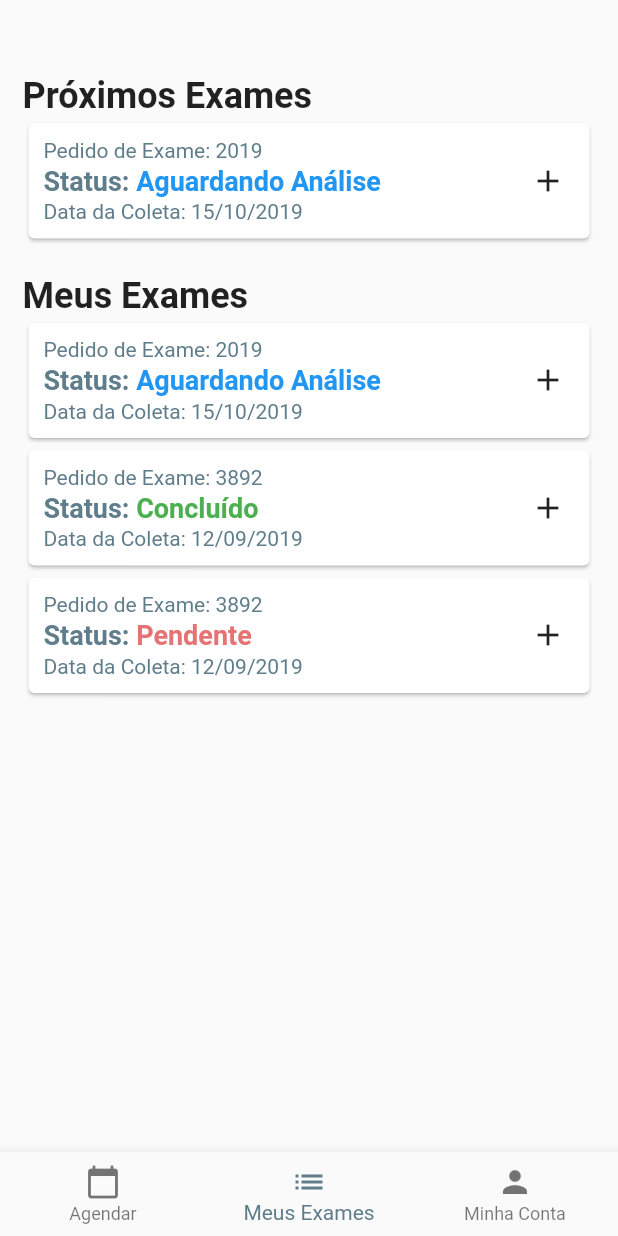
After one commit to elissoncarvalho/ux-lab-aplicativo, a Flutter app: the NavBar screen opened by its route, on a phone screen of 412 x 824 dp. The commit adds this screen. Run offline on Flutter 3.47's test engine with Material 2 defaults, Android fonts, the phone set to English and light mode, and no system bars; our stand-ins replace date_format; Roboto replaces fonts that are missing (TrajanPro).

Commit message:
Finalizando Tela de Navegaçao Principal

```diff
--- /dev/null
+++ b/lib/Pages/MeusExamesPage.dart
@@ -0,0 +1,84 @@
+import 'package:flutter/material.dart';
+import 'package:uxlab/Models/Exame.dart';
+import 'package:uxlab/Widgets/UxCard.dart';
+
+class MeusExamesPage extends StatelessWidget {
+  MeusExamesPage() : super();
+  @override
+  Widget build(BuildContext context) {
+    return ListView(
+        padding: const EdgeInsets.only(top: 50, right: 15, left: 15),
+        children: [
+          Padding(
+            padding: const EdgeInsets.only(bottom: 20),
+            child: Column(
+              children: <Widget>[
+                Row(
+                  children: <Widget>[
+                    Text(
+                        'Próximos Exames',
+                        style: TextStyle(
+                          fontSize: 24,
+                          fontWeight: FontWeight.bold,
+                        ),
+                      ),
+                  ],
+                ),
+                UxCard(
+                  ambiente: 'teste',
+                  exame: Exame(
+                    idExame: 12,
+                    codExame: 2019,
+                    status: 'aguardando_analise',
+                    dataColeta: DateTime.parse('2019-10-15'),
+                  ),
+                ),
+              ],
+            ),
+          ),
+          Column(
+            children: <Widget>[
+              Row(
+                children: <Widget>[
+                  Text(
+                      'Meus Exames',
+                      style: TextStyle(
+                        fontSize: 24,
+                        fontWeight: FontWeight.bold,
+                      ),
+                    ),
+                ],
+              ),
+              UxCard(
+                ambiente: 'teste',
+                exame: Exame(
+                  idExame: 12,
+                  codExame: 2019,
+                  status: 'aguardando_analise',
+                  dataColeta: DateTime.parse('2019-10-15'),
+                ),
+              ),
+              UxCard(
+                ambiente: 'teste',
+                exame: Exame(
+                  idExame: 11,
+                  codExame: 3892,
+                  status: 'concluido',
+                  dataColeta: DateTime.parse('2019-09-12'),
+                ),
+              ),
+              UxCard(
+                ambiente: 'teste',
+                exame: Exame(
+                  idExame: 11,
+                  codExame: 3892,
+                  status: 'pendente',
+                  dataColeta: DateTime.parse('2019-09-12'),
+                ),
+              ),
+            ],
+          ),
+        ],
+    );
+  }
+}
--- a/lib/Pages/NavBar.dart
+++ b/lib/Pages/NavBar.dart
@@ -1,95 +1,34 @@
 import 'package:flutter/material.dart';
-import 'package:uxlab/Models/Exame.dart';
-import 'package:uxlab/Widgets/UxCard.dart';
+import 'package:uxlab/Pages/MeusExamesPage.dart';
 
-class NavBar extends StatelessWidget {
+class NavBar extends StatefulWidget {
   NavBar({Key key}) : super(key: key);
 
+  @override
+  _NavBarState createState() => _NavBarState();
+}
 
+class _NavBarState extends State<NavBar> {
   int _selectedIndex = 1;
+  static var _widgetOptions = {
+    0: Text('Tela de Agendamento'),
+    1: MeusExamesPage(),
+    2: Text('Tela de Perfil'),
+  };
 
+  void _onItemTapped(int index) {
+    setState(() {
+      _selectedIndex = index;
+    });
+  }
 
   @override
   Widget build(BuildContext context) {
     return Scaffold(
-      backgroundColor: Colors.white,
-      body: ListView(
-        padding: const EdgeInsets.only(top: 50, right: 15, left: 15),
-        children: [
-          Padding(
-            padding: const EdgeInsets.only(bottom: 20),
-            child: Column(
-              children: <Widget>[
-                Row(
-                  children: <Widget>[
-                    Text(
-                        'Próximos Exames',
-                        style: TextStyle(
-                          fontSize: 24,
-                          fontWeight: FontWeight.bold,
-                        ),
-                      ),
-                  ],
-                ),
-                UxCard(
-                  ambiente: 'teste',
-                  exame: Exame(
-                    idExame: 12,
-                    codExame: 2019,
-                    status: 'aguardando_analise',
-                    dataColeta: DateTime.parse('2019-10-15'),
-                  ),
-                ),
-              ],
-            ),
-          ),
-          Column(
-            children: <Widget>[
-              Row(
-                children: <Widget>[
-                  Text(
-                      'Meus Exames',
-                      style: TextStyle(
-                        fontSize: 24,
-                        fontWeight: FontWeight.bold,
-                      ),
-                    ),
-                ],
-              ),
-              UxCard(
-                ambiente: 'teste',
-                exame: Exame(
-                  idExame: 12,
-                  codExame: 2019,
-                  status: 'aguardando_analise',
-                  dataColeta: DateTime.parse('2019-10-15'),
-                ),
-              ),
-              UxCard(
-                ambiente: 'teste',
-                exame: Exame(
-                  idExame: 11,
-                  codExame: 3892,
-                  status: 'concluido',
-                  dataColeta: DateTime.parse('2019-09-12'),
-                ),
-              ),
-              UxCard(
-                ambiente: 'teste',
-                exame: Exame(
-                  idExame: 11,
-                  codExame: 3892,
-                  status: 'pendente',
-                  dataColeta: DateTime.parse('2019-09-12'),
-                ),
-              ),
-            ],
-          ),
-        ],
+      body: Center(
+        child: _widgetOptions[_selectedIndex],
       ),
       bottomNavigationBar: BottomNavigationBar(
-        currentIndex: _selectedIndex,
-        unselectedItemColor: Colors.blueGrey,
         items: const <BottomNavigationBarItem>[
           BottomNavigationBarItem(
             icon: Icon(Icons.calendar_today),
@@ -104,6 +43,9 @@ class NavBar extends StatelessWidget {
             title: Text('Minha Conta'),
           ),
         ],
+        currentIndex: _selectedIndex,
+        selectedItemColor: Colors.blueGrey,
+        onTap: _onItemTapped,
       ),
     );
   }
```
